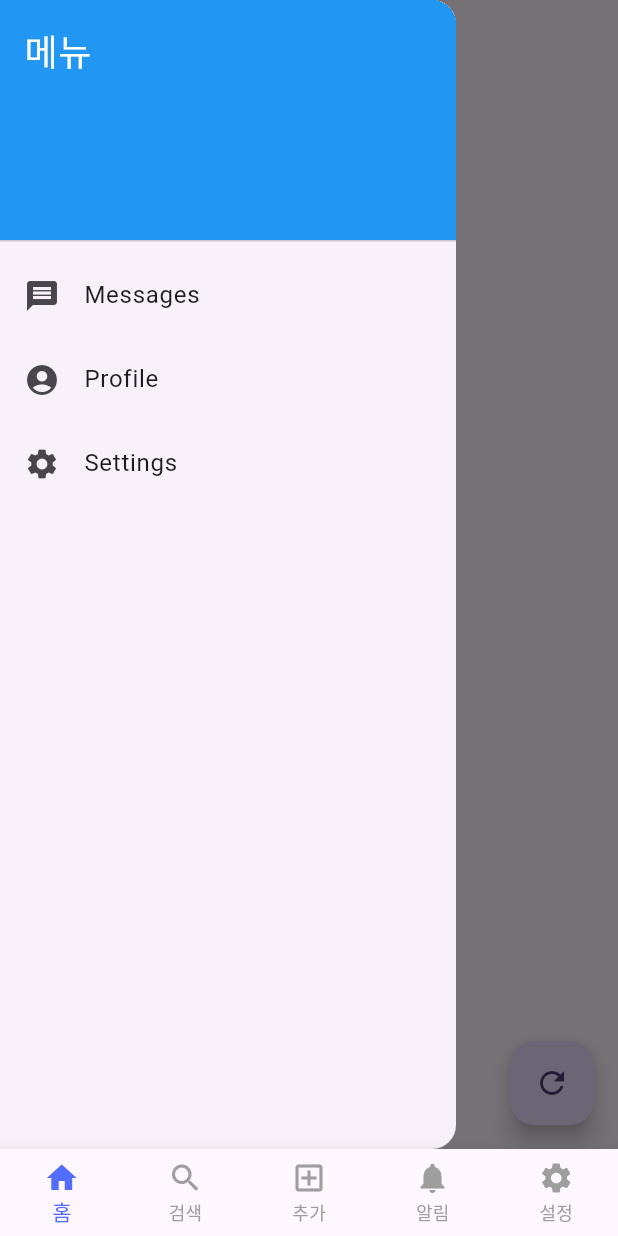
After one commit to kumgold/blind-clone-flutter, a Flutter app: the screen it shows after launch, with the side drawer open, on a phone screen of 412 x 824 dp. The commit adds this screen. Run offline on Flutter 3.47's test engine with Material 3 defaults, Android fonts, the phone set to English and light mode, and no system bars; our stand-ins replace equatable, firebase_core, firebase_database, flutter_bloc; accounts and stored records are empty; generated files the repository leaves out were written again.

Commit message:
📝 refactor DrawerScaffold
- Drawer 재사용을 위한 DrawerScaffold Widget 생성

```diff
--- /dev/null
+++ b/blind-clone/lib/share/drawer_scaffold.dart
@@ -0,0 +1,57 @@
+import 'package:flutter/material.dart';
+
+class DrawerScaffold extends StatelessWidget {
+  final Widget body;
+  final String title;
+  final Widget? floatingActionButton;
+
+  const DrawerScaffold({
+    required this.body,
+    required this.title,
+    this.floatingActionButton,
+    super.key,
+  });
+
+  @override
+  Widget build(BuildContext context) {
+    return Scaffold(
+      appBar: AppBar(title: Text(title)),
+      drawer: Drawer(
+        child: ListView(
+          children: [
+            const DrawerHeader(
+              decoration: BoxDecoration(color: Colors.blue),
+              child: Text(
+                '메뉴',
+                style: TextStyle(color: Colors.white, fontSize: 24),
+              ),
+            ),
+            ListTile(
+              leading: const Icon(Icons.message),
+              title: const Text('Messages'),
+              onTap: () {
+                Navigator.pop(context);
+              },
+            ),
+            ListTile(
+              leading: const Icon(Icons.account_circle),
+              title: const Text('Profile'),
+              onTap: () {
+                Navigator.pop(context);
+              },
+            ),
+            ListTile(
+              leading: const Icon(Icons.settings),
+              title: const Text('Settings'),
+              onTap: () {
+                Navigator.pop(context);
+              },
+            ),
+          ],
+        ),
+      ),
+      body: body,
+      floatingActionButton: floatingActionButton,
+    );
+  }
+}
--- a/blind-clone/lib/ui/home/home_screen.dart
+++ b/blind-clone/lib/ui/home/home_screen.dart
@@ -1,3 +1,4 @@
+import 'package:blind_clone_flutter/share/drawer_scaffold.dart';
 import 'package:blind_clone_flutter/ui/home/home_bloc.dart';
 import 'package:blind_clone_flutter/ui/home/home_state.dart';
 import 'package:blind_clone_flutter/ui/post_detail/post_detail_screen.dart';
@@ -9,42 +10,8 @@ class HomeScreen extends StatelessWidget {
 
   @override
   Widget build(BuildContext context) {
-    return Scaffold(
-      appBar: AppBar(title: const Text('Home')),
-      drawer: Drawer(
-        child: ListView(
-          children: [
-            const DrawerHeader(
-              decoration: BoxDecoration(color: Colors.blue),
-              child: Text(
-                '메뉴',
-                style: TextStyle(color: Colors.white, fontSize: 24),
-              ),
-            ),
-            ListTile(
-              leading: const Icon(Icons.message),
-              title: const Text('Messages'),
-              onTap: () {
-                Navigator.pop(context);
-              },
-            ),
-            ListTile(
-              leading: const Icon(Icons.account_circle),
-              title: const Text('Profile'),
-              onTap: () {
-                Navigator.pop(context);
-              },
-            ),
-            ListTile(
-              leading: const Icon(Icons.settings),
-              title: const Text('Settings'),
-              onTap: () {
-                Navigator.pop(context);
-              },
-            ),
-          ],
-        ),
-      ),
+    return DrawerScaffold(
+      title: 'Home',
       body: Center(
         child: BlocBuilder<HomeBloc, HomeState>(
           builder: (context, state) {
```
